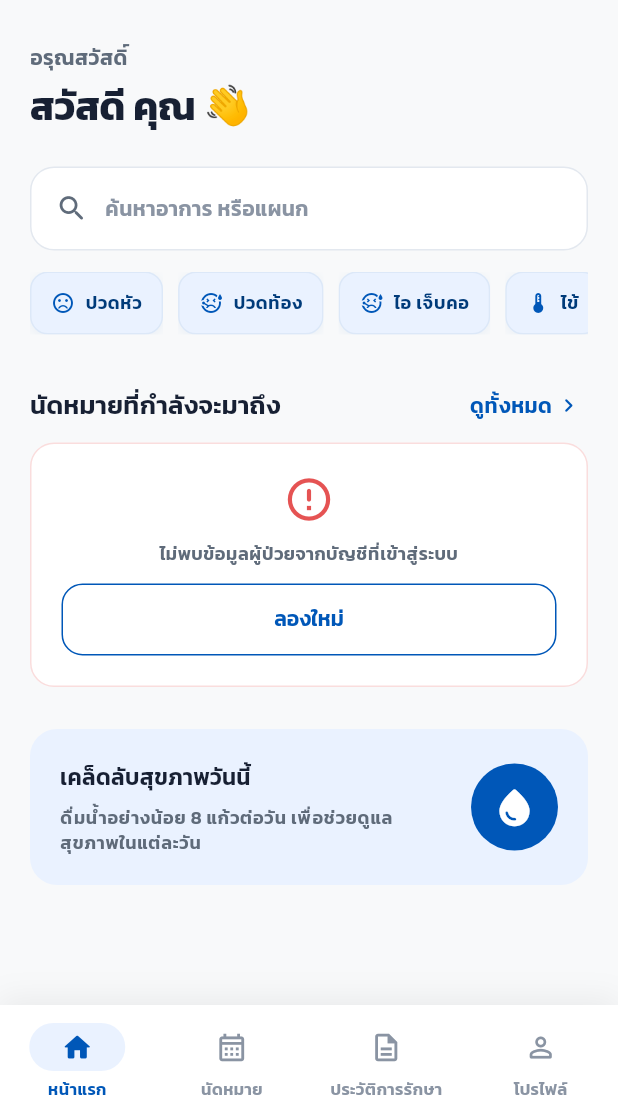
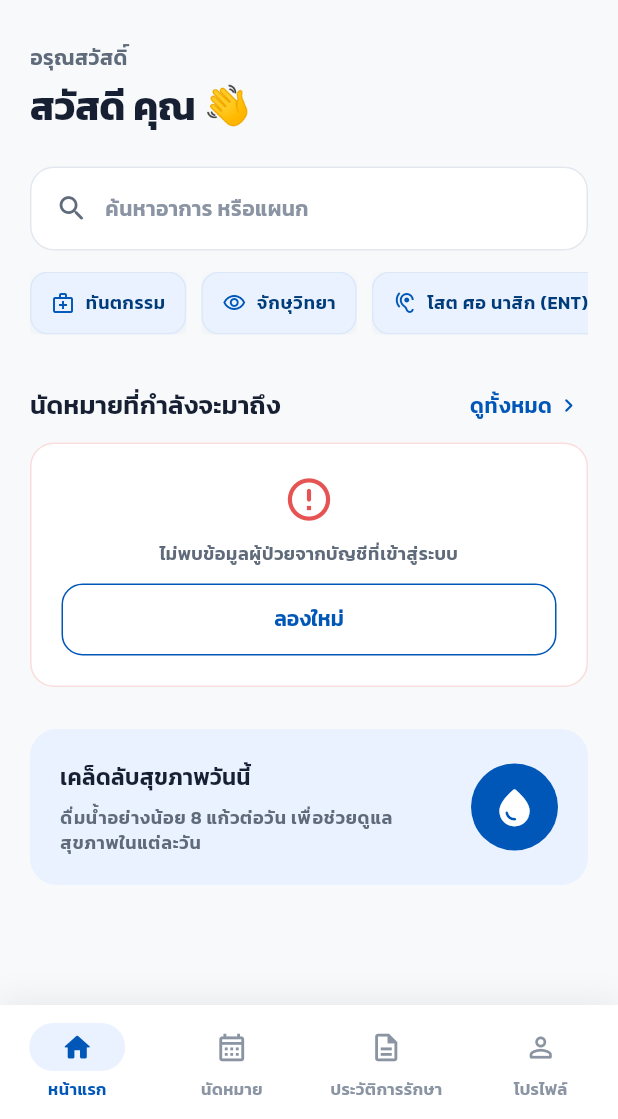
Before and after one commit to tnphsrikhamhaeng/hospital-appointment-system, a Flutter app: the AppShell screen opened directly, on a phone screen of 412 x 824 dp, the part 117-1236 px from its top. Run offline on Flutter 3.47's test engine with Material 3 defaults, Android fonts, the phone set to English and light mode, and no system bars; our stand-ins replace dio, flutter_secure_storage, qr_flutter; missing offline and left inert: onesignal_flutter; accounts and stored records are empty; network calls fail.

Commit message:
Replace home symptom chips with specialty departments

```diff
--- a/mobile/lib/features/home/presentation/pages/home_page.dart
+++ b/mobile/lib/features/home/presentation/pages/home_page.dart
@@ -584,35 +584,27 @@ class _HomePageState extends State<HomePage> {
   }
 
   Widget _buildSearchSuggestions(BuildContext context) {
+    const specialties = [
+      ('ทันตกรรม', Icons.medical_services_outlined),
+      ('จักษุวิทยา', Icons.visibility_outlined),
+      ('โสต ศอ นาสิก (ENT)', Icons.hearing_outlined),
+      ('ผิวหนัง', Icons.face_retouching_natural_outlined),
+    ];
+
     return SizedBox(
       height: 42,
       child: ListView(
         scrollDirection: Axis.horizontal,
         padding: const EdgeInsets.only(right: 4),
         children: [
-          _buildSuggestionChip(
-            context,
-            label: 'ปวดหัว',
-            icon: Icons.sentiment_dissatisfied_outlined,
-          ),
-          const SizedBox(width: 10),
-          _buildSuggestionChip(
-            context,
-            label: 'ปวดท้อง',
-            icon: Icons.sick_outlined,
-          ),
-          const SizedBox(width: 10),
-          _buildSuggestionChip(
-            context,
-            label: 'ไอ เจ็บคอ',
-            icon: Icons.sick_outlined,
-          ),
-          const SizedBox(width: 10),
-          _buildSuggestionChip(
-            context,
-            label: 'ไข้',
-            icon: Icons.thermostat_outlined,
-          ),
+          for (var i = 0; i < specialties.length; i++) ...[
+            if (i > 0) const SizedBox(width: 10),
+            _buildSuggestionChip(
+              context,
+              label: specialties[i].$1,
+              icon: specialties[i].$2,
+            ),
+          ],
         ],
       ),
     );
```
